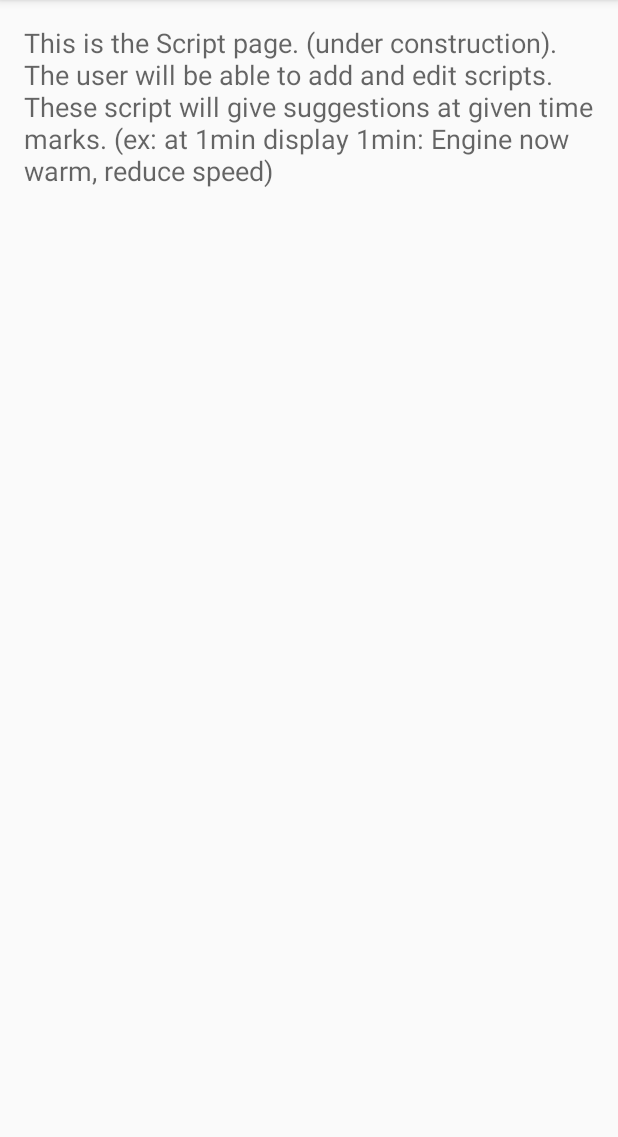
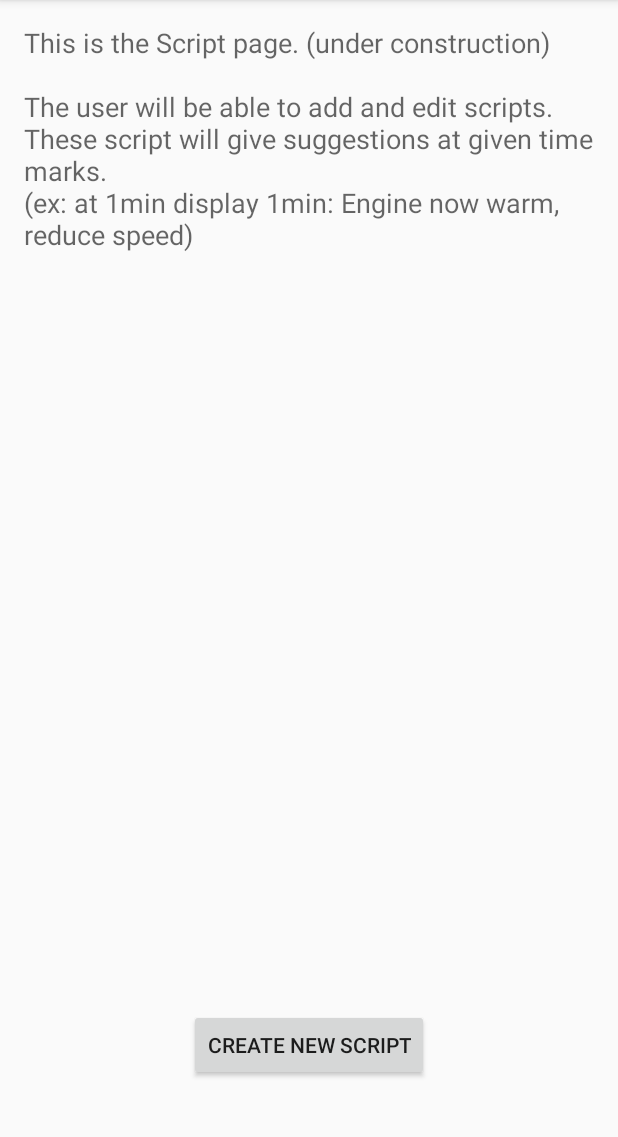
Before and after one commit to nrkfeller/driving_aid_app, an Android app: the ScriptActivity screen opened directly, with no data from a screen before it, on a phone screen of 412 x 824 dp, the part 84-1221 px from its top. Run offline under Robolectric (Android 15) with nearby library versions, the phone set to English and light mode, and no system bars.

Commit message:
small fixes and additions to strings

```diff
--- a/app/src/main/res/layout/activity_script.xml
+++ b/app/src/main/res/layout/activity_script.xml
@@ -18,4 +18,13 @@
         android:layout_alignParentTop="true"
         android:layout_alignParentLeft="true"
         android:layout_alignParentStart="true" />
+
+    <Button
+        android:layout_width="wrap_content"
+        android:layout_height="wrap_content"
+        android:text="@string/Script_CreateScript"
+        android:id="@+id/button"
+        android:layout_alignParentBottom="true"
+        android:layout_centerHorizontal="true"
+        android:layout_marginBottom="31dp" />
 </RelativeLayout>
--- a/app/src/main/res/values/strings.xml
+++ b/app/src/main/res/values/strings.xml
@@ -10,16 +10,17 @@
         <string name="Ready_Time">Time Data</string>
             <string name="Ready_Time_Timer">Timer : </string>
             <string name="Ready_Time_Lap">Lap : </string>
-        <string name="Ready_Accelerometer">Accelerometer Data</string>
-        <string name="Ready_Gyroscope">Gyroscope Data</string>
+        <string name="Ready_Accelerometer">Linear Accelerometer Data</string>
+        <string name="Ready_Gyroscope">3D Accelerometer Data</string>
 
     <string name="Script_name">Script</string>
-        <string name="Script_text">This is the Script page. (under construction). The user will be able to add and edit scripts. These script will give suggestions at given time marks. (ex: at 1min display "1min: Engine now warm, reduce speed")</string>
+        <string name="Script_text">This is the Script page. (under construction) \n \nThe user will be able to add and edit scripts. These script will give suggestions at given time marks. \n(ex: at 1min display "1min: Engine now warm, reduce speed")</string>
+        <string name="Script_CreateScript">Create new Script</string>
 
     <string name="Recordings_name">Recordings</string>
         <string name="Recordings_text">This is the Recordings page. (under construction)</string>
 
     <string name="About_name">About</string>
-        <string name="About_Text">This is the About page. (underconstruction) </string>
+        <string name="About_Text">This is the About page. (underconstruction) \n \nMade by: \nNicolas Feller 2 5980925 \nAmbre Le Van Chau 2 6994873 \nRoberto Riccardi 2 9480668\nLoïc Lajoumard de Bellabre 2 6812260 \nYuan Song 2 6542972  </string>
 
 </resources>
```
